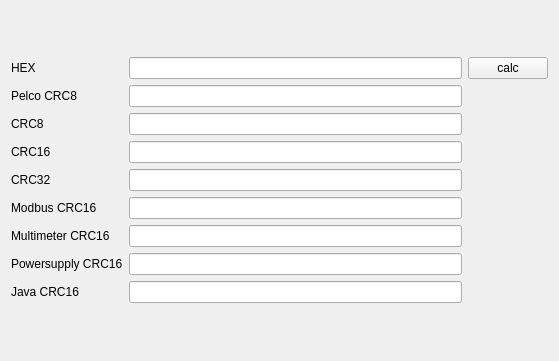
RinatB2017/mega_GIT, file Qt/mega_git_tests/Test_CRC/src/test_CRC_mainbox/src/ui/test_CRC_mainbox.ui: the form before one commit.
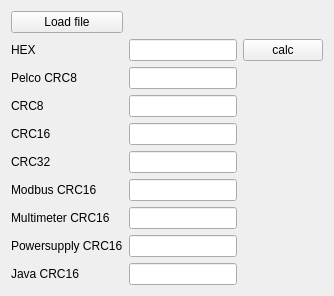
The form after the commit.

What changed in the file:
```diff
--- a/Qt/mega_git_tests/Test_CRC/src/test_CRC_mainbox/src/ui/test_CRC_mainbox.ui
+++ b/Qt/mega_git_tests/Test_CRC/src/test_CRC_mainbox/src/ui/test_CRC_mainbox.ui
@@ -2,146 +2,145 @@
 <ui version="4.0">
  <class>MainBox</class>
  <widget class="QWidget" name="MainBox">
-  <property name="geometry">
-   <rect>
-    <x>0</x>
-    <y>0</y>
-    <width>559</width>
-    <height>361</height>
-   </rect>
-  </property>
   <property name="windowTitle">
    <string>Dialog</string>
   </property>
   <layout class="QVBoxLayout" name="verticalLayout">
    <item>
     <layout class="QGridLayout" name="gridLayout">
-     <item row="6" column="0">
-      <widget class="QLabel" name="label_7">
-       <property name="text">
-        <string>Multimeter CRC16</string>
-       </property>
-      </widget>
-     </item>
-     <item row="3" column="0">
-      <widget class="QLabel" name="label_4">
-       <property name="text">
-        <string>CRC16</string>
-       </property>
-      </widget>
-     </item>
-     <item row="6" column="1">
-      <widget class="QLineEdit" name="le_multimeter_crc16">
-       <property name="readOnly">
-        <bool>true</bool>
-       </property>
-      </widget>
-     </item>
-     <item row="7" column="1">
-      <widget class="QLineEdit" name="le_powersupply_crc16">
-       <property name="readOnly">
-        <bool>true</bool>
-       </property>
-      </widget>
-     </item>
-     <item row="4" column="1">
-      <widget class="QLineEdit" name="le_crc32">
-       <property name="readOnly">
-        <bool>true</bool>
-       </property>
-      </widget>
-     </item>
-     <item row="7" column="0">
-      <widget class="QLabel" name="label_8">
-       <property name="text">
-        <string>Powersupply CRC16</string>
-       </property>
-      </widget>
-     </item>
-     <item row="2" column="0">
-      <widget class="QLabel" name="label_3">
-       <property name="text">
-        <string>CRC8</string>
-       </property>
-      </widget>
-     </item>
-     <item row="2" column="1">
+     <item row="3" column="1">
       <widget class="QLineEdit" name="le_crc8">
        <property name="readOnly">
         <bool>true</bool>
        </property>
       </widget>
      </item>
-     <item row="1" column="1">
-      <widget class="QLineEdit" name="le_pelco_crc8">
-       <property name="readOnly">
-        <bool>true</bool>
+     <item row="1" column="2">
+      <widget class="QPushButton" name="btn_calc">
+       <property name="text">
+        <string>calc</string>
        </property>
       </widget>
      </item>
-     <item row="5" column="1">
-      <widget class="QLineEdit" name="le_modbus_crc16">
-       <property name="readOnly">
-        <bool>true</bool>
+     <item row="6" column="0">
+      <widget class="QLabel" name="label_6">
+       <property name="text">
+        <string>Modbus CRC16</string>
        </property>
       </widget>
      </item>
-     <item row="0" column="0">
+     <item row="1" column="0">
       <widget class="QLabel" name="label">
        <property name="text">
         <string>HEX</string>
        </property>
       </widget>
      </item>
-     <item row="0" column="1">
-      <widget class="QLineEdit" name="le_hex_string"/>
-     </item>
-     <item row="4" column="0">
+     <item row="5" column="0">
       <widget class="QLabel" name="label_5">
        <property name="text">
         <string>CRC32</string>
        </property>
       </widget>
      </item>
-     <item row="8" column="1">
-      <widget class="QLineEdit" name="le_java_crc16">
-       <property name="readOnly">
-        <bool>true</bool>
-       </property>
-      </widget>
-     </item>
-     <item row="1" column="0">
+     <item row="2" column="0">
       <widget class="QLabel" name="label_2">
        <property name="text">
         <string>Pelco CRC8</string>
        </property>
       </widget>
      </item>
+     <item row="7" column="1">
+      <widget class="QLineEdit" name="le_multimeter_crc16">
+       <property name="readOnly">
+        <bool>true</bool>
+       </property>
+      </widget>
+     </item>
+     <item row="4" column="1">
+      <widget class="QLineEdit" name="le_crc16">
+       <property name="readOnly">
+        <bool>true</bool>
+       </property>
+      </widget>
+     </item>
+     <item row="1" column="1">
+      <widget class="QLineEdit" name="le_hex_string"/>
+     </item>
+     <item row="3" column="0">
+      <widget class="QLabel" name="label_3">
+       <property name="text">
+        <string>CRC8</string>
+       </property>
+      </widget>
+     </item>
      <item row="8" column="0">
+      <widget class="QLabel" name="label_8">
+       <property name="text">
+        <string>Powersupply CRC16</string>
+       </property>
+      </widget>
+     </item>
+     <item row="8" column="1">
+      <widget class="QLineEdit" name="le_powersupply_crc16">
+       <property name="readOnly">
+        <bool>true</bool>
+       </property>
+      </widget>
+     </item>
+     <item row="4" column="0">
+      <widget class="QLabel" name="label_4">
+       <property name="text">
+        <string>CRC16</string>
+       </property>
+      </widget>
+     </item>
+     <item row="9" column="0">
       <widget class="QLabel" name="label_9">
        <property name="text">
         <string>Java CRC16</string>
        </property>
       </widget>
      </item>
-     <item row="5" column="0">
-      <widget class="QLabel" name="label_6">
+     <item row="7" column="0">
+      <widget class="QLabel" name="label_7">
        <property name="text">
-        <string>Modbus CRC16</string>
+        <string>Multimeter CRC16</string>
        </property>
       </widget>
      </item>
-     <item row="3" column="1">
-      <widget class="QLineEdit" name="le_crc16">
+     <item row="6" column="1">
+      <widget class="QLineEdit" name="le_modbus_crc16">
        <property name="readOnly">
         <bool>true</bool>
        </property>
       </widget>
      </item>
-     <item row="0" column="2">
-      <widget class="QPushButton" name="btn_calc">
+     <item row="9" column="1">
+      <widget class="QLineEdit" name="le_java_crc16">
+       <property name="readOnly">
+        <bool>true</bool>
+       </property>
+      </widget>
+     </item>
+     <item row="2" column="1">
+      <widget class="QLineEdit" name="le_pelco_crc8">
+       <property name="readOnly">
+        <bool>true</bool>
+       </property>
+      </widget>
+     </item>
+     <item row="5" column="1">
+      <widget class="QLineEdit" name="le_crc32">
+       <property name="readOnly">
+        <bool>true</bool>
+       </property>
+      </widget>
+     </item>
+     <item row="0" column="0">
+      <widget class="QPushButton" name="btn_load_file">
        <property name="text">
-        <string>calc</string>
+        <string>Load file</string>
        </property>
       </widget>
      </item>
```
Left out of the diff: 1 changed line with no effect on the pictures.
